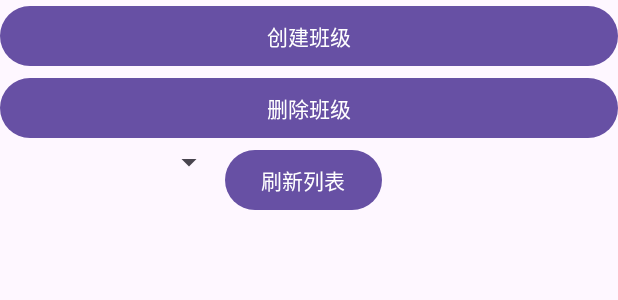
After one commit to Weeb-killer/WeTestAdvanced, an Android app: the layout activity_tclass.xml on its own in the app's theme, with its tools: preview values and no code run, on a phone screen of 412 x 824 dp. The commit adds this screen. Shown: the top 300 px of the screen. Run offline under Robolectric (Android 15) with nearby library versions, the phone set to English and light mode, and no system bars.

Commit message:
老师端创建删除查看班级

```diff
--- a/app/src/main/java/com/example/cognitive_diagnosis_app/teacher_register.java
+++ b/app/src/main/java/com/example/cognitive_diagnosis_app/teacher_register.java
@@ -39,6 +39,9 @@ public class teacher_register extends Activity implements View.OnClickListener {
     private MyDatabaseHelper mdb;
     private EditText tusername,tpassword;
     private String username,user_password;
+
+    //这是登录成功的老师的id，其他类调用这个变量来获取id
+    public static int cur_teacher_id;
 
     @Override
     protected void onCreate(Bundle savedInstanceState) {
@@ -104,6 +107,7 @@ public class teacher_register extends Activity implements View.OnClickListener {
                 User user=data.get(i);
                 if (username.equals(user.getName()) && user_password.equals(user.getPassword())){
                     success=true;
+                    cur_teacher_id=user.getId();
                     break;
                 }else {
                     success=false;
--- /dev/null
+++ b/app/src/main/res/layout/activity_tclass.xml
@@ -0,0 +1,48 @@
+<?xml version="1.0" encoding="utf-8"?>
+<LinearLayout xmlns:android="http://schemas.android.com/apk/res/android"
+    xmlns:app="http://schemas.android.com/apk/res-auto"
+    xmlns:tools="http://schemas.android.com/tools"
+    android:layout_width="match_parent"
+    android:layout_height="match_parent"
+    android:orientation="vertical"
+    tools:context=".Tclass">
+
+    <Button
+        android:id="@+id/create_class"
+        android:layout_width="match_parent"
+        android:layout_height="wrap_content"
+        android:text="创建班级"
+        />
+    <Button
+        android:id="@+id/delete_class"
+        android:layout_width="match_parent"
+        android:layout_height="wrap_content"
+        android:text="删除班级"
+        />
+    <RelativeLayout
+        android:layout_width="match_parent"
+        android:layout_height="wrap_content"
+        >
+    <Spinner
+        android:id="@+id/check_class"
+        android:layout_width="150dp"
+        android:layout_height="wrap_content"
+        />
+
+    <Button
+        android:id="@+id/shuaxin"
+        android:layout_width="wrap_content"
+        android:layout_height="wrap_content"
+        android:layout_toRightOf="@id/check_class"
+        android:text="刷新列表">
+
+    </Button>
+    </RelativeLayout>
+    <TextView
+        android:id="@+id/showclass"
+        android:layout_width="wrap_content"
+        android:layout_height="wrap_content"/>
+
+
+
+</LinearLayout>
```
Also changed, not shown: app/src/main/AndroidManifest.xml (+7 -4 lines), app/src/main/java/com/example/cognitive_diagnosis_app/ModifyAdapter.java (added, +43 -0 lines), app/src/main/java/com/example/cognitive_diagnosis_app/MyDatabaseHelper.java (+8 -2 lines), app/src/main/java/com/example/cognitive_diagnosis_app/Tclass.java (added, +195 -0 lines), app/src/main/java/com/example/cognitive_diagnosis_app/homeFragment.java (+18 -0 lines), app/src/main/res/layout/fragment_home.xml (+12 -4 lines), app/src/main/res/values/strings.xml (line endings or trailing spaces).
